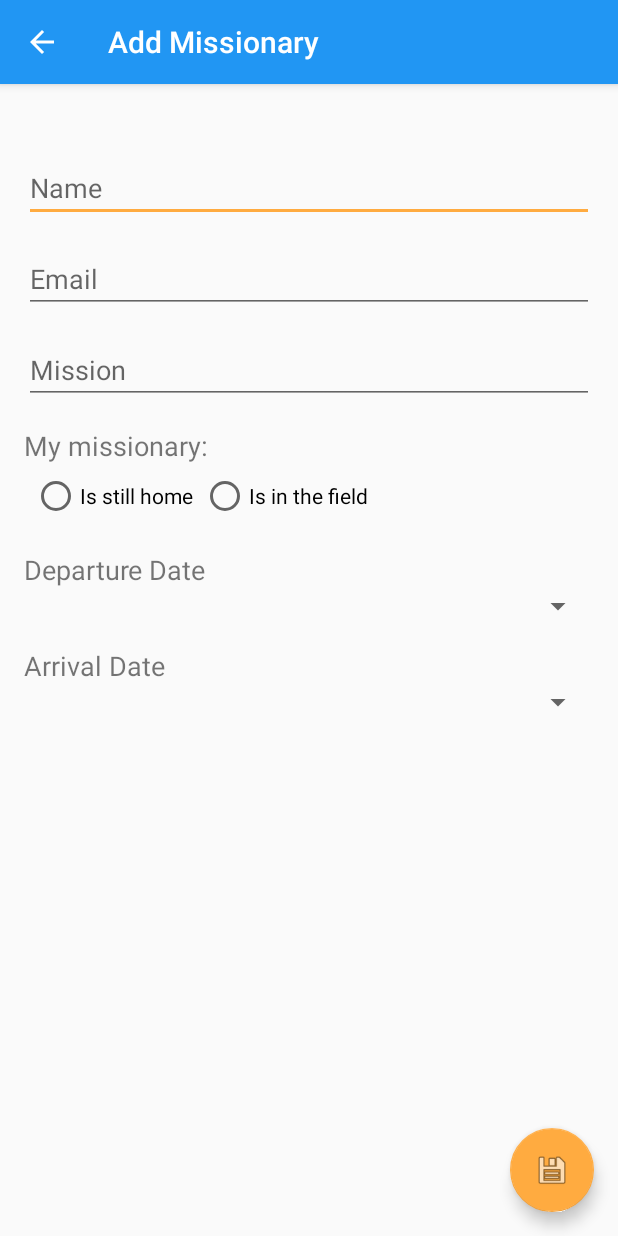
After one commit to loganbentley/MissionaryTracker2, an Android app: the AddMissionaryActivity screen opened directly, with no data from a screen before it, on a phone screen of 412 x 824 dp. The commit adds this screen. Run offline under Robolectric (Android 15) with nearby library versions, the phone set to English and light mode, and no system bars.

Commit message:
Added layout for add missionary

```diff
--- /dev/null
+++ b/app/src/main/java/missionarytracker/bent/com/missionarytracker/AddMissionaryActivity.java
@@ -0,0 +1,30 @@
+package missionarytracker.bent.com.missionarytracker;
+
+import android.os.Bundle;
+import android.support.design.widget.FloatingActionButton;
+import android.support.design.widget.Snackbar;
+import android.support.v7.app.AppCompatActivity;
+import android.support.v7.widget.Toolbar;
+import android.view.View;
+
+public class AddMissionaryActivity extends AppCompatActivity {
+
+    @Override
+    protected void onCreate(Bundle savedInstanceState) {
+        super.onCreate(savedInstanceState);
+        setContentView(R.layout.activity_add_missionary);
+        Toolbar toolbar = (Toolbar) findViewById(R.id.toolbar);
+        setSupportActionBar(toolbar);
+
+        FloatingActionButton fab = (FloatingActionButton) findViewById(R.id.fab);
+        fab.setOnClickListener(new View.OnClickListener() {
+            @Override
+            public void onClick(View view) {
+                Snackbar.make(view, "Replace with your own action", Snackbar.LENGTH_LONG)
+                        .setAction("Action", null).show();
+            }
+        });
+        getSupportActionBar().setDisplayHomeAsUpEnabled(true);
+    }
+
+}
--- a/app/src/main/java/missionarytracker/bent/com/missionarytracker/MyMissionariesActivity.java
+++ b/app/src/main/java/missionarytracker/bent/com/missionarytracker/MyMissionariesActivity.java
@@ -1,13 +1,17 @@
 package missionarytracker.bent.com.missionarytracker;
 
+import android.content.Intent;
 import android.support.v4.app.NavUtils;
 import android.support.v7.app.ActionBarActivity;
 import android.os.Bundle;
+import android.support.v7.app.AppCompatActivity;
 import android.view.Menu;
 import android.view.MenuItem;
+import android.view.View;
+import android.widget.Button;
 
 
-public class MyMissionariesActivity extends ActionBarActivity {
+public class MyMissionariesActivity extends AppCompatActivity {
 
     @Override
     protected void onCreate(Bundle savedInstanceState) {
@@ -15,6 +19,15 @@ public class MyMissionariesActivity extends ActionBarActivity {
         setContentView(R.layout.activity_my_missionaries);
 
         getSupportActionBar().setDisplayHomeAsUpEnabled(true);
+
+        Button addMissionaryButton = (Button) findViewById(R.id.add_missionary_btn);
+        addMissionaryButton.setOnClickListener(new View.OnClickListener() {
+            @Override
+            public void onClick(View v) {
+                Intent intent = new Intent(MyMissionariesActivity.this, AddMissionaryActivity.class);
+                startActivity(intent);
+            }
+        });
 
     }
 
--- /dev/null
+++ b/app/src/main/java/missionarytracker/bent/com/missionarytracker/utils/MyApp.java
@@ -0,0 +1,21 @@
+package missionarytracker.bent.com.missionarytracker.utils;
+
+import android.app.Application;
+
+import com.parse.Parse;
+import com.parse.ParseFacebookUtils;
+
+/**
+ * Created by Logan on 1/6/2016.
+ */
+public class MyApp extends Application {
+    @Override
+    public void onCreate() {
+        super.onCreate();
+        // Enable Local Datastore.
+        Parse.enableLocalDatastore(this);
+
+        Parse.initialize(this);
+        ParseFacebookUtils.initialize(this);
+    }
+}
--- /dev/null
+++ b/app/src/main/java/missionarytracker/bent/com/missionarytracker/utils/RoundedImageView.java
@@ -0,0 +1,75 @@
+package missionarytracker.bent.com.missionarytracker.utils;
+
+import android.content.Context;
+import android.graphics.Bitmap;
+import android.graphics.Canvas;
+import android.graphics.Color;
+import android.graphics.Paint;
+import android.graphics.PorterDuff;
+import android.graphics.PorterDuffXfermode;
+import android.graphics.Rect;
+import android.graphics.drawable.BitmapDrawable;
+import android.graphics.drawable.Drawable;
+import android.util.AttributeSet;
+import android.widget.ImageView;
+
+/**
+ * Created by Logan on 1/12/2016.
+ */
+public class RoundedImageView extends ImageView {
+
+    public RoundedImageView(Context context, AttributeSet attrs) {
+        super(context, attrs);
+    }
+
+    @Override
+    protected void onDraw(Canvas canvas) {
+
+        Drawable drawable = getDrawable();
+
+        if (drawable == null) {
+            return;
+        }
+
+        if (getWidth() == 0 || getHeight() == 0) {
+            return;
+        }
+        Bitmap b = ((BitmapDrawable) drawable).getBitmap();
+        Bitmap bitmap = b.copy(Bitmap.Config.ARGB_8888, true);
+
+        int w = getWidth(), h = getHeight();
+
+        Bitmap roundBitmap = getRoundedCroppedBitmap(bitmap, w);
+        canvas.drawBitmap(roundBitmap, 0, 0, null);
+
+    }
+
+    public static Bitmap getRoundedCroppedBitmap(Bitmap bitmap, int radius) {
+        Bitmap finalBitmap;
+        if (bitmap.getWidth() != radius || bitmap.getHeight() != radius)
+            finalBitmap = Bitmap.createScaledBitmap(bitmap, radius, radius,
+                    false);
+        else
+            finalBitmap = bitmap;
+        Bitmap output = Bitmap.createBitmap(finalBitmap.getWidth(),
+                finalBitmap.getHeight(), Bitmap.Config.ARGB_8888);
+        Canvas canvas = new Canvas(output);
+
+        final Paint paint = new Paint();
+        final Rect rect = new Rect(0, 0, finalBitmap.getWidth(),
+                finalBitmap.getHeight());
+
+        paint.setAntiAlias(true);
+        paint.setFilterBitmap(true);
+        paint.setDither(true);
+        canvas.drawARGB(0, 0, 0, 0);
+        paint.setColor(Color.parseColor("#BAB399"));
+        canvas.drawCircle(finalBitmap.getWidth() / 2 + 0.7f,
+                finalBitmap.getHeight() / 2 + 0.7f,
+                finalBitmap.getWidth() / 2 + 0.1f, paint);
+        paint.setXfermode(new PorterDuffXfermode(PorterDuff.Mode.SRC_IN));
+        canvas.drawBitmap(finalBitmap, rect, rect, paint);
+
+        return output;
+    }
+}
--- /dev/null
+++ b/app/src/main/res/layout/activity_add_missionary.xml
@@ -0,0 +1,34 @@
+<?xml version="1.0" encoding="utf-8"?>
+<android.support.design.widget.CoordinatorLayout xmlns:android="http://schemas.android.com/apk/res/android"
+    xmlns:app="http://schemas.android.com/apk/res-auto"
+    xmlns:tools="http://schemas.android.com/tools"
+    android:layout_width="match_parent"
+    android:layout_height="match_parent"
+    android:fitsSystemWindows="true"
+    tools:context="missionarytracker.bent.com.missionarytracker.AddMissionaryActivity">
+
+    <android.support.design.widget.AppBarLayout
+        android:layout_width="match_parent"
+        android:layout_height="wrap_content"
+        android:theme="@style/AppTheme.AppBarOverlay">
+
+        <android.support.v7.widget.Toolbar
+            android:id="@+id/toolbar"
+            android:layout_width="match_parent"
+            android:layout_height="?attr/actionBarSize"
+            android:background="?attr/colorPrimary"
+            app:popupTheme="@style/AppTheme.PopupOverlay" />
+
+    </android.support.design.widget.AppBarLayout>
+
+    <include layout="@layout/content_add_missionary" />
+
+    <android.support.design.widget.FloatingActionButton
+        android:id="@+id/fab"
+        android:layout_width="wrap_content"
+        android:layout_height="wrap_content"
+        android:layout_gravity="bottom|end"
+        android:layout_margin="@dimen/fab_margin"
+        android:src="@android:drawable/ic_menu_save" />
+
+</android.support.design.widget.CoordinatorLayout>
--- a/app/src/main/res/layout/activity_my_missionaries.xml
+++ b/app/src/main/res/layout/activity_my_missionaries.xml
@@ -29,6 +29,7 @@
             android:textSize="16sp"/>
 
         <Button
+            android:id="@+id/add_missionary_btn"
             android:layout_width="wrap_content"
             android:layout_height="wrap_content"
             android:layout_marginTop="15dp"
--- /dev/null
+++ b/app/src/main/res/layout/content_add_missionary.xml
@@ -0,0 +1,146 @@
+<?xml version="1.0" encoding="utf-8"?>
+<ScrollView xmlns:android="http://schemas.android.com/apk/res/android"
+    xmlns:app="http://schemas.android.com/apk/res-auto"
+    xmlns:tools="http://schemas.android.com/tools"
+    android:layout_width="match_parent"
+    android:layout_height="match_parent"
+    android:paddingBottom="@dimen/activity_vertical_margin"
+    android:paddingLeft="@dimen/activity_horizontal_margin"
+    android:paddingRight="@dimen/activity_horizontal_margin"
+    android:paddingTop="@dimen/activity_vertical_margin"
+    app:layout_behavior="@string/appbar_scrolling_view_behavior"
+    tools:context="missionarytracker.bent.com.missionarytracker.AddMissionaryActivity"
+    tools:showIn="@layout/activity_add_missionary">
+
+    <LinearLayout style="@style/fieldContainer">
+
+        <LinearLayout style="@style/fieldContainer">
+            <EditText
+                android:tag="name"
+                android:id="@+id/name_edit_text"
+                android:layout_width="match_parent"
+                android:layout_height="wrap_content"
+                android:hint="@string/name"
+                android:maxLines="1"
+                android:inputType="textCapWords"
+                android:singleLine="true"/>
+        </LinearLayout>
+
+        <LinearLayout style="@style/fieldContainer">
+            <EditText
+                android:id="@+id/email_edit_text"
+                android:layout_width="match_parent"
+                android:layout_height="wrap_content"
+                android:layout_weight="1"
+                android:ems="10"
+                android:hint="@string/email"
+                android:inputType="textEmailAddress"
+                android:maxLines="1"
+                android:singleLine="true"/>
+        </LinearLayout>
+
+
+        <LinearLayout style="@style/fieldContainer">
+
+            <LinearLayout
+                android:layout_width="match_parent"
+                android:layout_height="wrap_content"
+                android:orientation="horizontal">
+
+                <AutoCompleteTextView
+                    android:id="@+id/auto_missions"
+                    android:layout_width="match_parent"
+                    android:layout_height="wrap_content"
+                    android:ems="10"
+                    android:inputType="phone"
+                    android:layout_weight="77.70"
+                    android:hint="@string/mission"
+                    android:maxLines="1"
+                    android:singleLine="true"/>
+
+            </LinearLayout>
+
+        </LinearLayout>
+
+        <LinearLayout style="@style/fieldContainer">
+
+            <TextView
+                android:layout_width="wrap_content"
+                android:layout_height="wrap_content"
+                android:text="@string/my_missionary"
+                android:textSize="18sp"
+                android:paddingRight="5dp"/>
+
+            <RadioGroup
+                android:id="@+id/gender_radio_group"
+                android:layout_width="wrap_content"
+                android:layout_height="wrap_content"
+                android:orientation="horizontal"
+                android:padding="5dp">
+
+                <RadioButton
+                    android:layout_width="wrap_content"
+                    android:layout_height="wrap_content"
+                    android:text="@string/is_still_home"
+                    android:paddingRight="5dp"/>
+
+                <RadioButton
+                    android:layout_width="wrap_content"
+                    android:layout_height="wrap_content"
+                    android:text="@string/is_in_the_field"/>
+
+            </RadioGroup>
+
+        </LinearLayout>
+
+        <LinearLayout style="@style/fieldContainer">
+
+            <TextView
+                android:id="@+id/departure_date"
+                android:layout_width="wrap_content"
+                android:layout_height="wrap_content"
+                android:text="@string/departure_date"
+                android:textSize="18sp"/>
+
+            <LinearLayout
+                android:layout_width="match_parent"
+                android:layout_height="wrap_content"
+                android:orientation="vertical">
+
+                <Spinner
+                    android:id="@+id/departure_spinner"
+                    android:layout_width="match_parent"
+                    android:layout_height="wrap_content"
+                    android:textSize="18sp"/>
+
+            </LinearLayout>
+
+        </LinearLayout>
+
+        <LinearLayout style="@style/fieldContainer">
+
+            <TextView
+                android:id="@+id/arrival_date"
+                android:layout_width="wrap_content"
+                android:layout_height="wrap_content"
+                android:text="@string/arrival_date"
+                android:textSize="18sp"/>
+
+            <LinearLayout
+                android:layout_width="match_parent"
+                android:layout_height="wrap_content"
+                android:orientation="vertical">
+
+                <Spinner
+                    android:id="@+id/arrival_spinner"
+                    android:layout_width="match_parent"
+                    android:layout_height="wrap_content"
+                    android:textSize="18sp"/>
+
+            </LinearLayout>
+
+        </LinearLayout>
+
+    </LinearLayout>
+
+</ScrollView>
--- a/app/src/main/res/values/strings.xml
+++ b/app/src/main/res/values/strings.xml
@@ -18,4 +18,14 @@
     <string name="parse_client_key">unz3EHi67tGln7CvjqXHzBsnYySOnYzkaisGZrR3</string>
     <string name="facebook_app_id">733918216738884</string>
     <string name="facebook_sign_in">Login via Facebook</string>
+    <string name="title_activity_add_missionary">Add Missionary</string>
+    <string name="name">Name</string>
+    <string name="email">Email</string>
+    <string name="mission">Mission</string>
+    <string name="my_missionary_is">My missionary is:</string>
+    <string name="my_missionary">My missionary:</string>
+    <string name="is_still_home">Is still home</string>
+    <string name="is_in_the_field">Is in the field</string>
+    <string name="departure_date">Departure Date</string>
+    <string name="arrival_date">Arrival Date</string>
 </resources>
--- a/app/src/main/res/values/styles.xml
+++ b/app/src/main/res/values/styles.xml
@@ -21,4 +21,11 @@
 
     <style name="AppTheme.PopupOverlay" parent="ThemeOverlay.AppCompat.Light" />
 
+    <style name="fieldContainer">
+        <item name="android:layout_width">match_parent</item>
+        <item name="android:layout_height">wrap_content</item>
+        <item name="android:layout_marginTop">15dp</item>
+        <item name="android:orientation">vertical</item>
+    </style>
+
 </resources>
```
Also changed, not shown: app/src/main/AndroidManifest.xml (+13 -7 lines).
